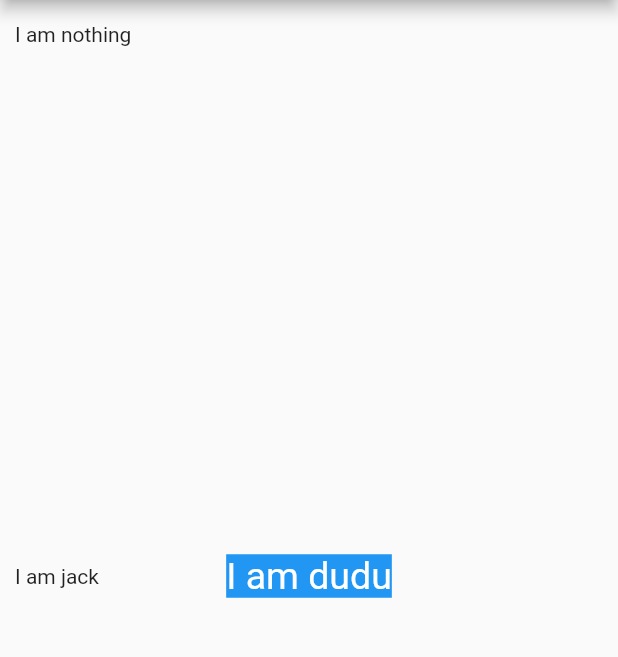
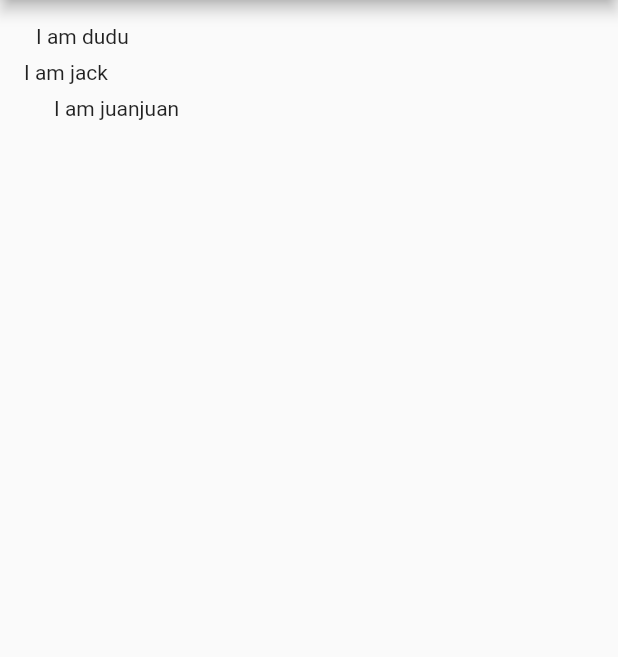
Before and after one commit to dudu-fd/flutterDemo, a Flutter app: the screen it shows after launch, on a phone screen of 412 x 824 dp, the part 84-741 px from its top. Run offline on Flutter 3.47's test engine with Material 2 defaults, Android fonts, the phone set to English and light mode, and no system bars.

Commit message:
增加 Padding 演示代码

```diff
--- /dev/null
+++ b/lib/container/PaddingWidget.dart
@@ -0,0 +1,41 @@
+import 'package:flutter/cupertino.dart';
+
+/*
+              EdgeInsets 的便捷方法：
+
+    fromLTRB(double left, double top, double right, double bottom)：分别指定四个方向的填充
+    all(double value) : 所有方向均使用相同数值的填充
+    only({left, top, right ,bottom })：可以设置具体某个方向的填充(可以同时指定多个方向)
+    symmetric({ vertical, horizontal })：用于设置对称方向的填充，vertical指top和bottom，horizontal指left和right
+*/
+
+class PaddingWidget extends StatelessWidget {
+  @override
+  Widget build(BuildContext context) {
+    return Padding(
+      //上下左右各添加16像素补白
+      padding: EdgeInsets.all(16),
+      child: Column(
+        //显式指定对齐方式为左对齐，排除对齐干扰
+        crossAxisAlignment: CrossAxisAlignment.start,
+        children: [
+          Padding(
+            //左边添加8像素补白
+            padding: const EdgeInsets.only(left: 8),
+            child: Text("I am dudu"),
+          ),
+          Padding(
+            //上下各添加8像素补白
+            padding: const EdgeInsets.symmetric(vertical: 8),
+            child: Text("I am jack"),
+          ),
+          Padding(
+            // 分别指定四个方向的补白
+            padding: const EdgeInsets.fromLTRB(20, 0, 20, 20),
+            child: Text("I am juanjuan"),
+          ),
+        ],
+      ),
+    );
+  }
+}
--- a/lib/layout/AlignAndCenterWidget.dart
+++ b/lib/layout/AlignAndCenterWidget.dart
@@ -1,42 +1,109 @@
-
 import 'package:flutter/cupertino.dart';
 import 'package:flutter/material.dart';
 
-class AlignAndCenterWidget extends StatelessWidget{
+/*
+  Alignment Widget会以矩形的中心点作为坐标原点，即Alignment(0.0, 0.0) 。x、y的值从-1到1分别代表矩形左边到右边的距离和顶部到底边的距离，
+  因此2个水平（或垂直）单位则等于矩形的宽（或高），如Alignment(-1.0, -1.0) 代表矩形的左侧顶点，而Alignment(1.0, 1.0)代表右侧底部终点，
+  而Alignment(1.0, -1.0) 则正是右侧顶点，即Alignment.topRight。为了使用方便，矩形的原点、四个顶点，以及四条边的终点在Alignment类中都已经定义为了静态常量。
 
+  Alignment可以通过其坐标转换公式将其坐标转为子元素的具体偏移坐标：
+      实际偏移 = (Alignment.x*childWidth/2+childWidth/2, Alignment.y*childHeight/2+childHeight/2)
+
+  FractionalOffset 继承自 Alignment，它和 Alignment唯一的区别就是坐标原点不同！FractionalOffset 的坐标原点为矩形的左侧顶点，这和布局系统的一致，所以理解起来会比较容易。
+
+  FractionalOffset的坐标转换公式为：
+      实际偏移 = (FractionalOffset.x * childWidth, FractionalOffset.y * childHeight)
+
+*/
+/*
+  Positioned 是比较精确的定位，如果想要简单的调整一个子元素在父元素的位置，比如右下、右上，可以用 Align，如果
+  是居中，更可以直接使用 Center ，Center 继承于 Align ，而把方向固定为居中了
+*/
+/*
+                  Align 的参数说明
+
+  alignment:          Alignment	         容器内 child 的对齐方式
+  widthFactor:	      double	           宽度因子，如果为null，则尽可能的占用最大空间
+  heightFactor:	      double	           高度因子，如果为null，则尽可能的占用最大空间
+  child:	            Widget	           容器里显示的 Widget
+ */
+
+class AlignAndCenterWidget extends StatelessWidget {
   @override
   Widget build(BuildContext context) {
     return AlignWidget();
+    // return CenterWidget();
   }
 }
 
-/*对齐控件*/
-class AlignWidget extends StatelessWidget{
-
+class AlignWidget extends StatelessWidget {
   @override
   Widget build(BuildContext context) {
     return Center(
-      child: Column(mainAxisAlignment: MainAxisAlignment.center,
+      child: Column(
+        mainAxisAlignment: MainAxisAlignment.center,
         children: [
           Container(
-          width: 120,height: 120,
+            width: 220,
+            height: 220,
             color: Colors.blue[50],
             child: Align(
-            alignment: Alignment.topRight,
-            child: FlutterLogo(size: 60,),
+              // alignment: Alignment.topRight,
+              alignment: Alignment(1.1,0),
+              // alignment: FractionalOffset(1.5,0.5),
+              // alignment: FractionalOffset.topRight,
+              child: FlutterLogo(
+                size: 100,
+              ),
             ),
           ),
           Padding(padding: EdgeInsets.symmetric(vertical: 10)),
           Container(
             color: Colors.blue[50],
             child: Align(
-            alignment: Alignment.topRight,
+              // 以下两种方式是等价的，因为参考系不一样，Alignment 的坐标原点是矩形的中心点，FractionalOffset为左上顶点
+              // 注意，虽然坐标原点不一致，但是偏移是从左上角开始的，不是从原点开始
+              alignment: Alignment(2, 0),
+              // alignment: FractionalOffset(1.5,0.5),
+              // 缩放因子，会乘以子元素的宽高，所以这里的 Align 宽高为 120，120
               widthFactor: 2,
               heightFactor: 2,
-            child: FlutterLogo(size: 60,),
+              child: FlutterLogo(
+                size: 60,
+              ),
             ),
           )
-      ],),
+        ],
+      ),
     );
   }
 }
+
+class CenterWidget extends StatelessWidget {
+  @override
+  Widget build(BuildContext context) {
+    return Column(
+      mainAxisSize: MainAxisSize.max,
+      children: [
+        DecoratedBox(
+          decoration: BoxDecoration(color: Colors.blue),
+          child: Center(
+            // 没指定宽高因子，即为 null ，会占用尽可能多的空间
+            child: Text(" I am dudu"),
+          ),
+        ),
+        DecoratedBox(
+          decoration: BoxDecoration(
+            color: Colors.blue,
+          ),
+          child: Center(
+            // 宽高因子不为 null ，则宽高按因子计算
+            widthFactor: 1,
+            heightFactor: 1,
+            child: Text("I am dudu"),
+          ),
+        )
+      ],
+    );
+  }
+}
--- a/lib/main.dart
+++ b/lib/main.dart
@@ -1,4 +1,6 @@
 import 'package:flutter/material.dart';
+import 'package:flutter_demo/container/PaddingWidget.dart';
+import 'package:flutter_demo/layout/AlignAndCenterWidget.dart';
 import 'package:flutter_demo/layout/FlexWidget.dart';
 import 'package:flutter_demo/layout/FlowAndWrapWidget.dart';
 import 'package:flutter_demo/layout/RowAndColumnWidget.dart';
@@ -33,7 +35,9 @@ class MyApp extends StatelessWidget{
         // body:RowAndColumnWidget(),
         // body:FlexWidget(),
         // body:FlowAndWrapWidget(),
-        body:StackAndPositionedWidget(),
+        // body:StackAndPositionedWidget(),
+        // body:AlignAndCenterWidget(),
+        body:PaddingWidget(),
       ),
     );
   }
```
Also changed, not shown: lib/layout/StackAndPositionedWidget.dart (+15 -1 lines). Lines whose indentation alone changed are shown as unchanged.
